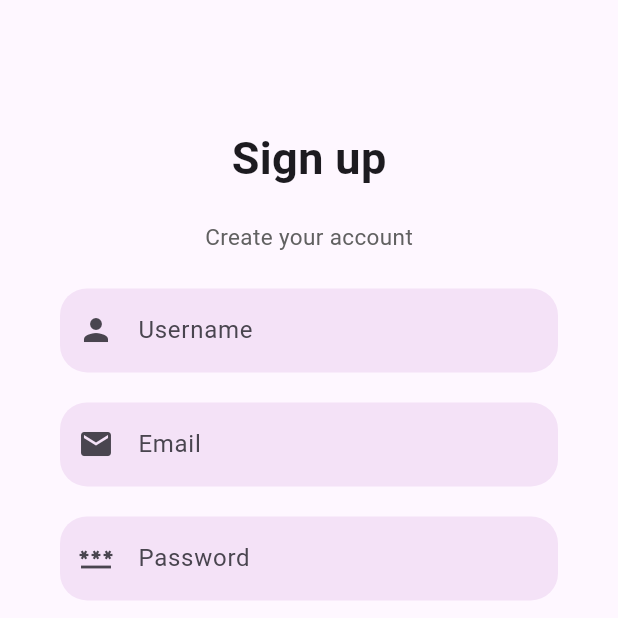
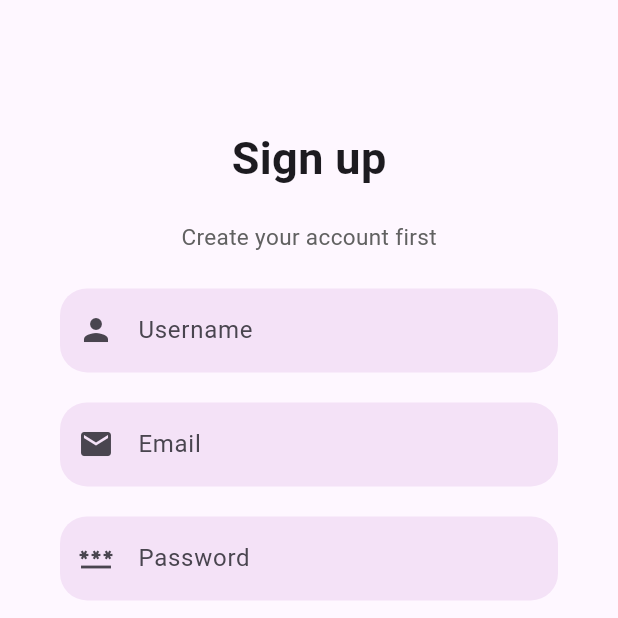
Before and after one commit to phannaphy/login_signup, a Flutter app: the screen it shows after launch, after a tap on "Sign Up", on a phone screen of 412 x 824 dp, the top half of it. Run offline on Flutter 3.47's test engine with Material 3 defaults, Android fonts, the phone set to English and light mode, and no system bars.

Commit message:
dart.main changed

```diff
--- a/lib/signupPgae.dart
+++ b/lib/signupPgae.dart
@@ -33,7 +33,7 @@ class SignupPage extends StatelessWidget {
                       height: 20,
                     ),
                     Text(
-                      "Create your account",
+                      "Create your account first",
                       style: TextStyle(fontSize: 15, color: Colors.grey[700]),
                     )
                   ],
```
